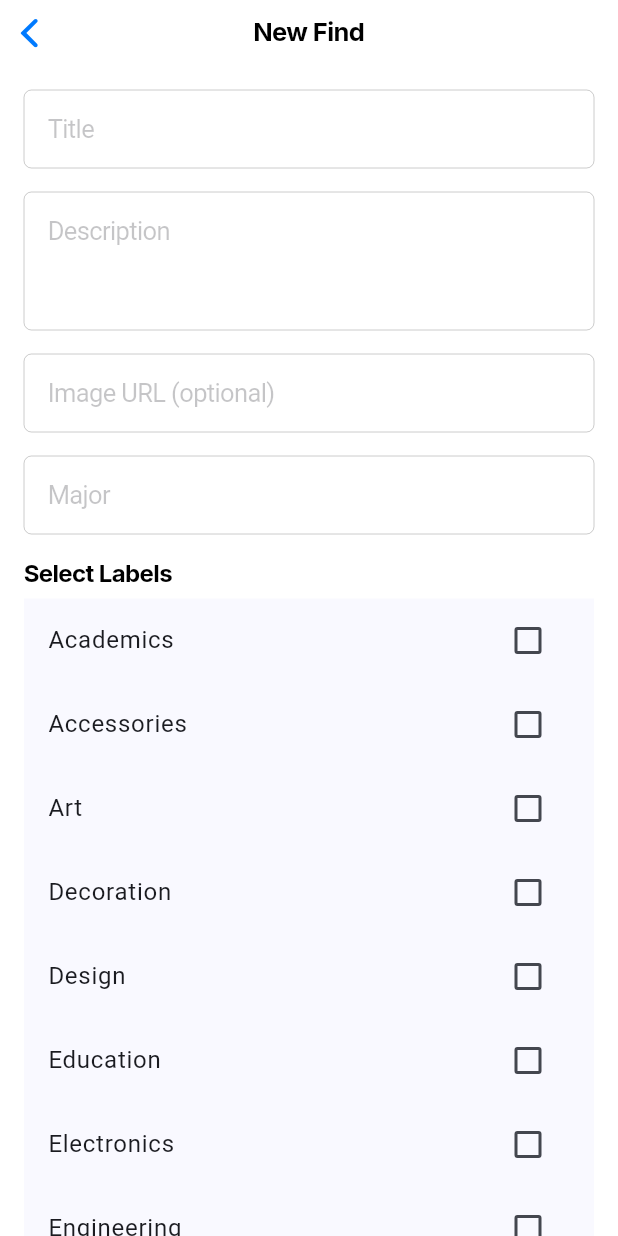
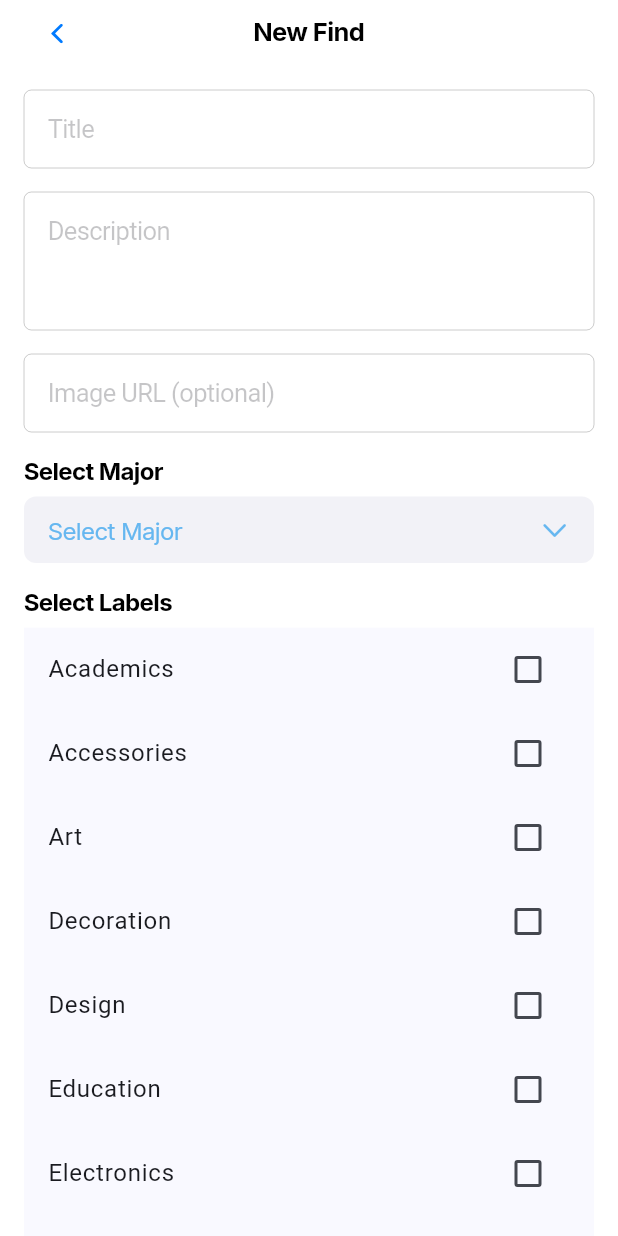
Before and after one commit to ISIS-3510-G24/Flutter, a Flutter app: the ConfirmProductScreen screen opened directly, on a phone screen of 412 x 824 dp. Run offline on Flutter 3.47's test engine with Material 3 defaults, Android fonts, the phone set to English and light mode, and no system bars; our stand-ins replace cloud_firestore, firebase_analytics, firebase_auth, firebase_core, firebase_crashlytics, firebase_storage and 6 more; missing offline and left inert: firebase_performance, flutter_ble_peripheral, mobile_scanner; accounts and stored records are empty.

Commit message:
improvements for submitting a find (including majors and labels)

```diff
--- a/unimarket/lib/screens/upload/confirm_product_screen.dart
+++ b/unimarket/lib/screens/upload/confirm_product_screen.dart
@@ -1,6 +1,7 @@
 import 'package:flutter/cupertino.dart';
 import 'package:flutter/material.dart';
 import 'package:google_fonts/google_fonts.dart';
+import 'package:cloud_firestore/cloud_firestore.dart';
 import 'package:unimarket/services/find_service.dart';
 import 'package:unimarket/theme/app_colors.dart';
 
@@ -17,9 +18,10 @@ class _ConfirmProductScreenState extends State<ConfirmProductScreen> {
   final TextEditingController _titleController = TextEditingController();
   final TextEditingController _descriptionController = TextEditingController();
   final TextEditingController _imageController = TextEditingController();
-  final TextEditingController _majorController = TextEditingController();
   final FindService _findService = FindService();
 
+  List<String> _majors = [];
+  String _selectedMajor = "";
   final List<String> _labels = [
     "Academics", "Accessories", "Art", "Decoration", "Design", "Education",
     "Electronics", "Engineering", "Entertainment", "Fashion", "Handcrafts",
@@ -27,13 +29,33 @@ class _ConfirmProductScreenState extends State<ConfirmProductScreen> {
   ];
   final List<String> _selectedLabels = [];
 
+  @override
+  void initState() {
+    super.initState();
+    _loadMajors();
+  }
+
+  Future<void> _loadMajors() async {
+    try {
+      final snapshot = await FirebaseFirestore.instance.collection('majors').get();
+      final majors = snapshot.docs.map((doc) => doc.id).toList();
+      setState(() {
+        _majors = majors;
+        if (_majors.isNotEmpty) {
+          _selectedMajor = _majors[0];
+        }
+      });
+    } catch (e) {
+      print("Error loading majors: $e");
+    }
+  }
+
   void _submitFind() async {
     final title = _titleController.text;
     final description = _descriptionController.text;
     final image = _imageController.text;
-    final major = _majorController.text;
 
-    if (title.isEmpty || description.isEmpty || major.isEmpty || _selectedLabels.isEmpty) {
+    if (title.isEmpty || description.isEmpty || _selectedMajor.isEmpty || _selectedLabels.isEmpty) {
       // Mostrar un mensaje de error si los campos están vacíos
       showCupertinoDialog(
         context: context,
@@ -56,7 +78,7 @@ class _ConfirmProductScreenState extends State<ConfirmProductScreen> {
         title: title,
         description: description,
         image: image,
-        major: major,
+        major: _selectedMajor,
         labels: _selectedLabels, // Use the selected labels
       );
 
@@ -88,6 +110,11 @@ class _ConfirmProductScreenState extends State<ConfirmProductScreen> {
           "New Find",
           style: GoogleFonts.inter(fontWeight: FontWeight.bold),
         ),
+        leading: CupertinoButton(
+          padding: EdgeInsets.zero,
+          child: const Icon(CupertinoIcons.back),
+          onPressed: () => Navigator.pop(context),
+        ),
       ),
       child: SafeArea(
         child: SingleChildScrollView(
@@ -115,10 +142,31 @@ class _ConfirmProductScreenState extends State<ConfirmProductScreen> {
                   padding: const EdgeInsets.all(16),
                 ),
                 const SizedBox(height: 16),
-                CupertinoTextField(
-                  controller: _majorController,
-                  placeholder: "Major",
-                  padding: const EdgeInsets.all(16),
+                Text(
+                  "Select Major",
+                  style: GoogleFonts.inter(fontSize: 16, fontWeight: FontWeight.bold),
+                ),
+                const SizedBox(height: 8),
+                CupertinoButton(
+                  padding: EdgeInsets.zero,
+                  onPressed: () => _showMajorPicker(context),
+                  child: Container(
+                    padding: const EdgeInsets.symmetric(vertical: 12, horizontal: 16),
+                    decoration: BoxDecoration(
+                      color: CupertinoColors.systemGrey6,
+                      borderRadius: BorderRadius.circular(8),
+                    ),
+                    child: Row(
+                      mainAxisAlignment: MainAxisAlignment.spaceBetween,
+                      children: [
+                        Text(
+                          _selectedMajor.isEmpty ? "Select Major" : _selectedMajor,
+                          style: GoogleFonts.inter(fontSize: 16, color: AppColors.primaryBlue),
+                        ),
+                        const Icon(CupertinoIcons.chevron_down, color: AppColors.primaryBlue),
+                      ],
+                    ),
+                  ),
                 ),
                 const SizedBox(height: 16),
                 Text(
@@ -132,6 +180,7 @@ class _ConfirmProductScreenState extends State<ConfirmProductScreen> {
                     physics: NeverScrollableScrollPhysics(),
                     children: _labels.map((label) {
                       return CheckboxListTile(
+                        activeColor: AppColors.primaryBlue,
                         title: Text(label),
                         value: _selectedLabels.contains(label),
                         onChanged: (bool? value) {
@@ -151,7 +200,10 @@ class _ConfirmProductScreenState extends State<ConfirmProductScreen> {
                 Center(
                   child: CupertinoButton.filled(
                     onPressed: _submitFind,
-                    child: const Text("Submit"),
+                    child: const Text(
+                      "Submit",
+                      style: TextStyle(color: CupertinoColors.white),
+                    ),
                   ),
                 ),
               ],
@@ -161,4 +213,33 @@ class _ConfirmProductScreenState extends State<ConfirmProductScreen> {
       ),
     );
   }
+
+  void _showMajorPicker(BuildContext context) {
+    showCupertinoModalPopup(
+      context: context,
+      builder: (ctx) => Container(
+        height: 250,
+        color: CupertinoColors.systemBackground,
+        child: Column(
+          children: [
+            Expanded(
+              child: CupertinoPicker(
+                itemExtent: 32,
+                onSelectedItemChanged: (index) {
+                  setState(() {
+                    _selectedMajor = _majors[index];
+                  });
+                },
+                children: _majors.map((major) => Text(major, style: TextStyle(color: AppColors.primaryBlue))).toList(),
+              ),
+            ),
+            CupertinoButton(
+              child: const Text("Done"),
+              onPressed: () => Navigator.pop(ctx),
+            ),
+          ],
+        ),
+      ),
+    );
+  }
 }
```
